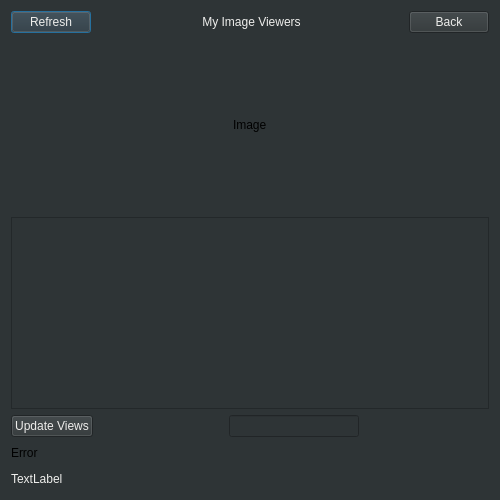
Before: the Qt Designer form editmyimagedialog.ui in hassan-kandil/DistImage, drawn with Qt 5.
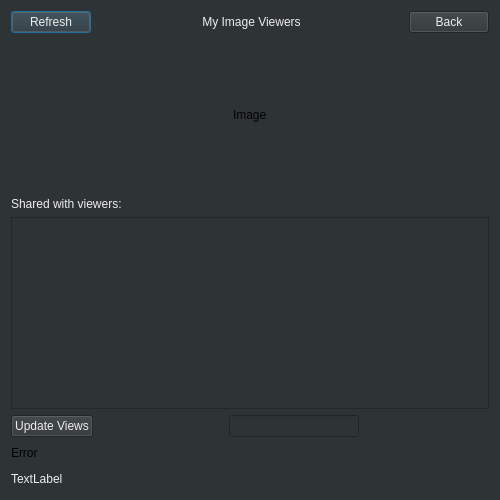
After: the same form once the commit is applied.

```diff
--- a/editmyimagedialog.ui
+++ b/editmyimagedialog.ui
@@ -145,6 +145,16 @@
      </item>
     </layout>
    </item>
+   <item>
+    <widget class="QLabel" name="label">
+     <property name="styleSheet">
+      <string notr="true">color: rgb(238, 238, 236)</string>
+     </property>
+     <property name="text">
+      <string>Shared with viewers:</string>
+     </property>
+    </widget>
+   </item>
    <item>
     <widget class="QListWidget" name="listWidget"/>
    </item>
```
